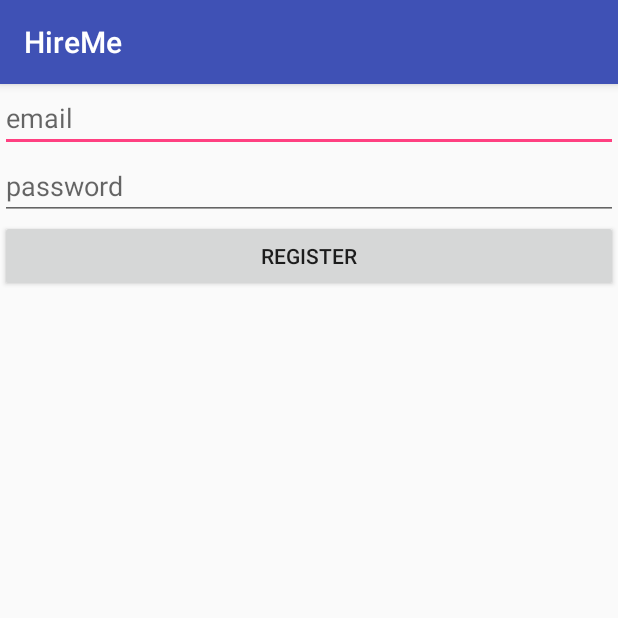
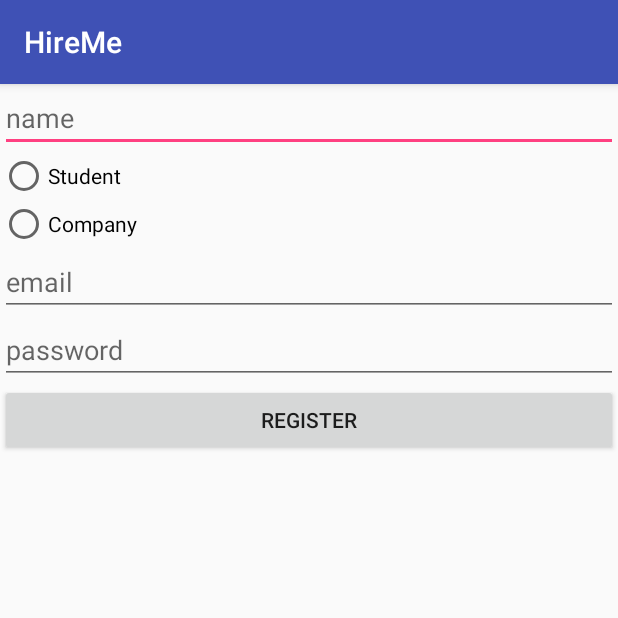
Before and after one commit to RedRiot/HireMe, an Android app: the RegistrationActivity screen opened directly, with no data from a screen before it, on a phone screen of 412 x 824 dp, the top half of it. Run offline under Robolectric (Android 15) with nearby library versions, the phone set to English and light mode, and no system bars; our stand-ins replace Firebase (no records; nobody signed in at launch, a user with empty details on screens opened directly); 1 statement that could not run was skipped.

Commit message:
add Activites package

```diff
--- a/Project/app/src/main/AndroidManifest.xml
+++ b/Project/app/src/main/AndroidManifest.xml
@@ -9,16 +9,16 @@
         android:roundIcon="@mipmap/ic_launcher_round"
         android:supportsRtl="true"
         android:theme="@style/AppTheme">
-        <activity android:name=".MainActivity" />
-        <activity android:name=".ChooseLoginRegistrationActivity">
+        <activity android:name=".Activities.MainActivity" />
+        <activity android:name=".Activities.ChooseLoginRegistrationActivity">
             <intent-filter>
                 <action android:name="android.intent.action.MAIN" />
 
                 <category android:name="android.intent.category.LAUNCHER" />
             </intent-filter>
         </activity>
-        <activity android:name=".RegistrationActivity" />
-        <activity android:name=".LoginActivity"></activity>
+        <activity android:name=".Activities.RegistrationActivity" />
+        <activity android:name=".Activities.LoginActivity"></activity>
     </application>
 
 </manifest>
--- a/Project/app/src/main/java/com/example/tung/hireme/ChooseLoginRegistrationActivity.java
+++ b/Project/app/src/main/java/com/example/tung/hireme/Activities/ChooseLoginRegistrationActivity.java
@@ -1,10 +1,12 @@
-package com.example.tung.hireme;
+package com.example.tung.hireme.Activities;
 
 import android.content.Intent;
 import android.support.v7.app.AppCompatActivity;
 import android.os.Bundle;
 import android.view.View;
 import android.widget.Button;
+
+import com.example.tung.hireme.R;
 
 public class ChooseLoginRegistrationActivity extends AppCompatActivity {
     private Button login,register;
--- a/Project/app/src/main/java/com/example/tung/hireme/LoginActivity.java
+++ b/Project/app/src/main/java/com/example/tung/hireme/Activities/RegistrationActivity.java
@@ -1,4 +1,4 @@
-package com.example.tung.hireme;
+package com.example.tung.hireme.Activities;
 
 import android.content.Intent;
 import android.support.annotation.NonNull;
@@ -7,52 +7,83 @@ import android.os.Bundle;
 import android.view.View;
 import android.widget.Button;
 import android.widget.EditText;
+import android.widget.RadioButton;
+import android.widget.RadioGroup;
 import android.widget.Toast;
 
+import com.example.tung.hireme.R;
 import com.google.android.gms.tasks.OnCompleteListener;
 import com.google.android.gms.tasks.Task;
 import com.google.firebase.auth.AuthResult;
 import com.google.firebase.auth.FirebaseAuth;
 import com.google.firebase.auth.FirebaseUser;
+import com.google.firebase.database.DatabaseReference;
+import com.google.firebase.database.FirebaseDatabase;
 
-public class LoginActivity extends AppCompatActivity {
-    private Button mLogin;
-    private EditText mEmail, mPassword;
+public class RegistrationActivity extends AppCompatActivity {
+    private Button register;
+    private EditText mEmail, mPassword, mName;
+
+    private RadioGroup radioGroup;
+
     private FirebaseAuth auth;
     private FirebaseAuth.AuthStateListener firebaseAuthStateListener;
 
 
     @Override
+
     protected void onCreate(Bundle savedInstanceState) {
         super.onCreate(savedInstanceState);
-        setContentView(R.layout.activity_login);
+        setContentView(R.layout.activity_registration);
+
         auth = FirebaseAuth.getInstance();
         firebaseAuthStateListener = new FirebaseAuth.AuthStateListener() {
             @Override
             public void onAuthStateChanged(@NonNull FirebaseAuth firebaseAuth) {
                 final FirebaseUser user = FirebaseAuth.getInstance().getCurrentUser();
                 if (user != null) {
-                    Intent intent = new Intent(LoginActivity.this, MainActivity.class);
+                    Intent intent = new Intent(RegistrationActivity.this, MainActivity.class);
                     startActivity(intent);
                     finish();
 
                 }
             }
         };
-        mLogin = (Button) findViewById(R.id.login);
+        register = (Button) findViewById(R.id.register);
         mEmail = (EditText) findViewById(R.id.email);
         mPassword = (EditText) findViewById(R.id.password);
+        mName = (EditText) findViewById(R.id.name);
 
-        mLogin.setOnClickListener(new View.OnClickListener() {
+        radioGroup = (RadioGroup) findViewById(R.id.radioGroup);
+
+        register.setOnClickListener(new View.OnClickListener() {
             @Override
             public void onClick(View view) {
+                int selectId = radioGroup.getCheckedRadioButtonId();
+
+                final RadioButton radioButton = (RadioButton) findViewById(selectId);
+
+                if (radioButton.getText() == null) {
+                    return;
+                }
+
                 final String email = mEmail.getText().toString();
                 final String password = mPassword.getText().toString();
-                auth.signInWithEmailAndPassword(email, password).addOnCompleteListener(LoginActivity.this, new OnCompleteListener<AuthResult>() {
+                final String name = mName.getText().toString();
+                auth.createUserWithEmailAndPassword(email, password).addOnCompleteListener(RegistrationActivity.this,
+                        new OnCompleteListener<AuthResult>() {
                     @Override
                     public void onComplete(@NonNull Task<AuthResult> task) {
                         if (!task.isSuccessful()) {
-                            Toast.makeText(LoginActivity.this, "Sign in Error", Toast.LENGTH_SHORT).show();
+                            Toast.makeText(RegistrationActivity.this, "Sign up Error", Toast.LENGTH_SHORT).show();
+                        } else {
+                            String userId = auth.getCurrentUser().getUid();
+                            DatabaseReference currentUserDb = FirebaseDatabase.getInstance().getReference()
+                                    .child("Users")
+                                    .child(radioButton.getText().toString())
+                                    .child(userId)
+                                    .child("name");
+                            currentUserDb.setValue(name);
                         }
                     }
                 });
--- a/Project/app/src/main/res/layout/activity_choose_login_registration.xml
+++ b/Project/app/src/main/res/layout/activity_choose_login_registration.xml
@@ -4,7 +4,7 @@
     xmlns:tools="http://schemas.android.com/tools"
     android:layout_width="match_parent"
     android:layout_height="match_parent"
-    tools:context="com.example.tung.hireme.ChooseLoginRegistrationActivity"
+    tools:context="com.example.tung.hireme.Activities.ChooseLoginRegistrationActivity"
     android:orientation="vertical">
     <Button
         android:layout_width="match_parent"
--- a/Project/app/src/main/res/layout/activity_login.xml
+++ b/Project/app/src/main/res/layout/activity_login.xml
@@ -4,7 +4,7 @@
     xmlns:tools="http://schemas.android.com/tools"
     android:layout_width="match_parent"
     android:layout_height="match_parent"
-    tools:context="com.example.tung.hireme.RegistrationActivity"
+    tools:context="com.example.tung.hireme.Activities.RegistrationActivity"
     android:orientation="vertical">
     <EditText
         android:layout_width="match_parent"
--- a/Project/app/src/main/res/layout/activity_main.xml
+++ b/Project/app/src/main/res/layout/activity_main.xml
@@ -4,7 +4,7 @@
     xmlns:tools="http://schemas.android.com/tools"
     android:layout_width="match_parent"
     android:layout_height="match_parent"
-    tools:context="com.example.tung.hireme.MainActivity">
+    tools:context="com.example.tung.hireme.Activities.MainActivity">
     <Button
         android:layout_width="wrap_content"
         android:layout_height="wrap_content"
--- a/Project/app/src/main/res/layout/activity_registration.xml
+++ b/Project/app/src/main/res/layout/activity_registration.xml
@@ -4,7 +4,7 @@
     xmlns:tools="http://schemas.android.com/tools"
     android:layout_width="match_parent"
     android:layout_height="match_parent"
-    tools:context="com.example.tung.hireme.RegistrationActivity"
+    tools:context="com.example.tung.hireme.Activities.RegistrationActivity"
     android:orientation="vertical">
     <EditText
         android:layout_width="match_parent"
```
Also changed, not shown: Project/app/src/main/java/com/example/tung/hireme/Activities/LoginActivity.java (renamed from Project/app/src/main/java/com/example/tung/hireme/RegistrationActivity.java, +11 -40 lines), Project/app/src/main/java/com/example/tung/hireme/Activities/MainActivity.java (renamed from Project/app/src/main/java/com/example/tung/hireme/MainActivity.java, +2 -8 lines).
